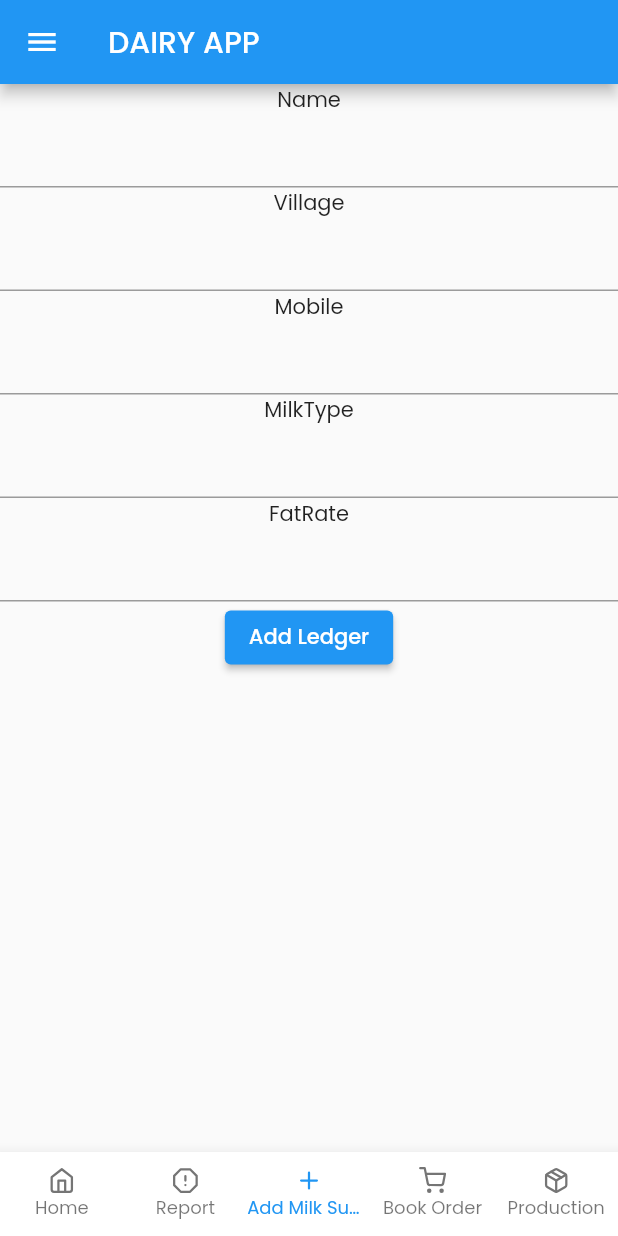
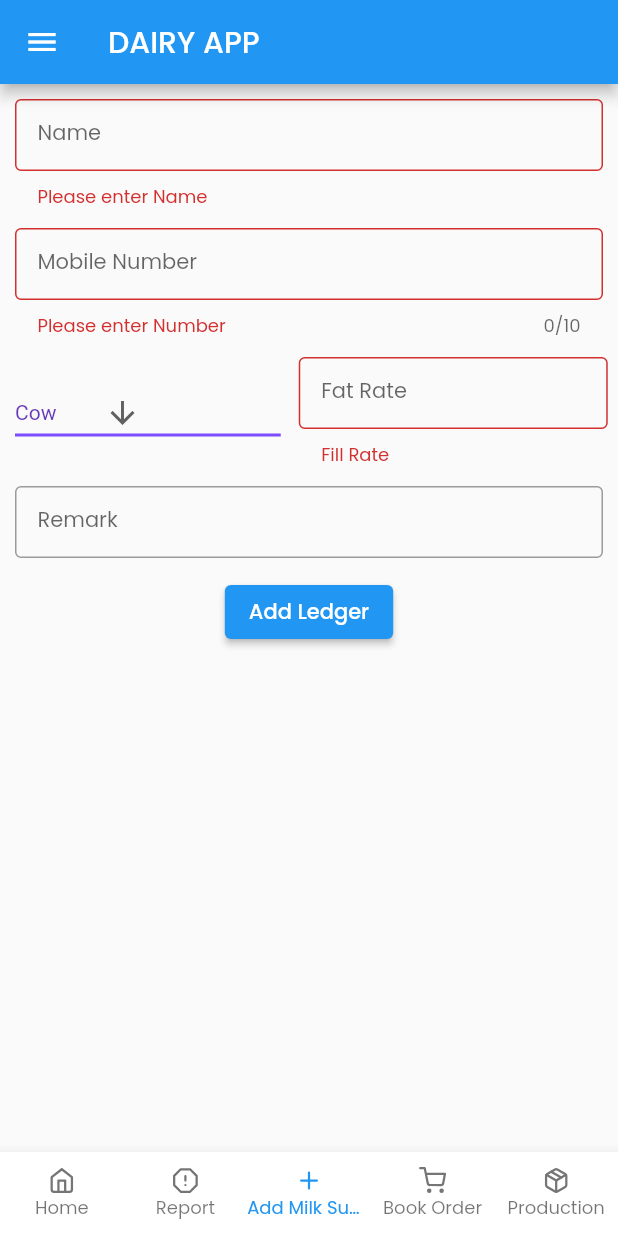
Before and after one commit to codewithdhruv22/Bl-Dairy-App-New, a Flutter app: the screen it shows after launch, item 3 of the bottom bar chosen, after a tap on "Add Ledger", on a phone screen of 412 x 824 dp. Run offline on Flutter 3.47's test engine with Material 2 defaults, Android fonts, the phone set to English and light mode, and no system bars; our stand-ins replace carousel_slider, cloud_firestore, firebase_core, flutter_feather_icons, flutter_riverpod, google_fonts and 3 more; missing offline and left inert: textfield_search; accounts and stored records are empty; network calls fail.

Commit message:
add milk supplier ui done

```diff
--- a/lib/view/screens/AddMilkSupplier.dart
+++ b/lib/view/screens/AddMilkSupplier.dart
@@ -1,7 +1,6 @@
 import 'package:bl_dairy_app/controller/milkSupplierController.dart';
 import 'package:bl_dairy_app/model/ledgerModel.dart';
 import 'package:flutter/material.dart';
-
 
 class AddMilkSupplierScreen extends StatefulWidget {
   const AddMilkSupplierScreen({Key? key}) : super(key: key);
@@ -10,27 +9,158 @@ class AddMilkSupplierScreen extends StatefulWidget {
   State<AddMilkSupplierScreen> createState() => _AddMilkSupplierScreenState();
 }
 
+// variable added by ashvin
+final _formKey = GlobalKey<FormState>();
+const List<String> list = <String>['Cow', 'Buffalow'];
+String dropdownValue = list.first;
+
 class _AddMilkSupplierScreenState extends State<AddMilkSupplierScreen> {
   @override
   Widget build(BuildContext context) {
     return Scaffold(
-      body: Column(
-        children: [
-          Text("Name"),
-          TextField(),
-          Text("Village"),
-          TextField(),
-          Text("Mobile"),
-          TextField(),
-          Text("MilkType"),
-          TextField(),
-          Text("FatRate"),
-          TextField(),
-
-          ElevatedButton(onPressed: (){
-            milkSupplierController.addNewMilkSupplier(MilkSupplierModel(FatRate: "2.5", MilkType: "Cow", Mobile: "9999888", Name: "DEMO NAME", Village: "DEMO VILLAGE"));
-          }, child: Text("Add Ledger"))
-        ],
+      body: Padding(
+        padding: const EdgeInsets.all(10.0),
+        child: Form(
+          key: _formKey,
+          child: Column(
+            children: [
+              TextFormField(
+                validator: (value) {
+                  if (value == null || value.isEmpty) {
+                    return 'Please enter Name';
+                  }
+                  return null;
+                },
+                decoration: const InputDecoration(
+                  contentPadding:
+                      EdgeInsets.symmetric(vertical: 0, horizontal: 15),
+                  labelStyle: TextStyle(fontSize: 14),
+                  labelText: 'Name',
+                  border: OutlineInputBorder(),
+                ),
+                // controller: fullNameController,
+              ),
+              const SizedBox(
+                height: 12,
+              ),
+              TextFormField(
+                validator: (value) {
+                  if (value == null || value.isEmpty) {
+                    return 'Please enter Number';
+                  }
+                  return null;
+                },
+                maxLength: 10,
+                keyboardType: TextInputType.number,
+                decoration: const InputDecoration(
+                  contentPadding:
+                      EdgeInsets.symmetric(vertical: 0, horizontal: 15),
+                  labelStyle: TextStyle(fontSize: 14),
+                  labelText: 'Mobile Number',
+                  helperText: 'Without Country Code',
+                  border: OutlineInputBorder(),
+                ),
+                // controller: mobileNumberController,
+              ),
+              const SizedBox(
+                height: 12,
+              ),
+              Row(
+                children: [
+                  SizedBox(
+                    width: MediaQuery.of(context).size.width * 0.43,
+                    child: DropdownButton<String>(
+                      hint: const Text('Milk Type'),
+                      items: list.map<DropdownMenuItem<String>>((String value) {
+                        return DropdownMenuItem<String>(
+                          value: value,
+                          child: Text(value),
+                        );
+                      }).toList(),
+                      value: dropdownValue,
+                      icon: const Icon(Icons.arrow_downward),
+                      elevation: 16,
+                      style: const TextStyle(color: Colors.deepPurple),
+                      underline: Container(
+                        height: 2,
+                        color: Colors.deepPurpleAccent,
+                      ),
+                      onChanged: (String? value) {
+                        // This is called when the user selects an item.
+                        setState(() {
+                          dropdownValue = value!;
+                        });
+                      },
+                      // decoration: const InputDecoration(
+                      //   contentPadding:
+                      //       EdgeInsets.symmetric(vertical: 0, horizontal: 15),
+                      //   labelStyle: TextStyle(fontSize: 14),
+                      //   labelText: 'Milk Type',
+                      //   border: OutlineInputBorder(),
+                      // ),
+                      // controller: advancePaymentController,
+                    ),
+                  ),
+                  const SizedBox(
+                    width: 12,
+                  ),
+                  SizedBox(
+                    width: MediaQuery.of(context).size.width * 0.5,
+                    child: TextFormField(
+                      validator: (value) {
+                        if (value == null || value.isEmpty) {
+                          return 'Fill Rate';
+                        }
+                        return null;
+                      },
+                      decoration: const InputDecoration(
+                        contentPadding:
+                            EdgeInsets.symmetric(vertical: 0, horizontal: 15),
+                        labelStyle: TextStyle(fontSize: 14),
+                        labelText: 'Fat Rate',
+                        border: OutlineInputBorder(),
+                      ),
+                      // controller: advancePaymentController,
+                    ),
+                  ),
+                ],
+              ),
+              const SizedBox(
+                height: 12,
+              ),
+              TextFormField(
+                decoration: const InputDecoration(
+                  contentPadding:
+                      EdgeInsets.symmetric(vertical: 0, horizontal: 15),
+                  labelStyle: TextStyle(fontSize: 14),
+                  labelText: 'Remark',
+                  border: OutlineInputBorder(),
+                ),
+                // controller: remarkController,
+              ),
+              const SizedBox(
+                height: 12,
+              ),
+              ElevatedButton(
+                  onPressed: () {
+                    if (_formKey.currentState!.validate()) {
+                      // If the form is valid, display a snackbar. In the real world,
+                      // you'd often call a server or save the information in a database.
+                      ScaffoldMessenger.of(context).showSnackBar(
+                        const SnackBar(content: Text('Supplier Added')),
+                      );
+                    }
+                    milkSupplierController.addNewMilkSupplier(MilkSupplierModel(
+                        FatRate: "2.5",
+                        MilkType: "Cow",
+                        Mobile: "9999888",
+                        Name: "DEMO NAME",
+                        Village: "DEMO VILLAGE"));
+                  },
+                  child: const Text("Add Ledger"))
+            ],
+          ),
+        ),
       ),
     );
   }
--- a/lib/view/screens/book_order.dart
+++ b/lib/view/screens/book_order.dart
@@ -441,18 +441,18 @@ class _BookOrderScreenState extends ConsumerState<BookOrderScreen> {
                                                               OrderName:
                                                                   bProductNameController
                                                                       .text));
-                                                          databaseOrderItem
-                                                              .add(
-
-
-                                                              OrderItem(itemRate: int.parse(
+                                                          databaseOrderItem.add(OrderItem(
+                                                              itemRate: int.parse(
                                                                   bRateController
-                                                                      .text), itemQty: int.parse(
+                                                                      .text),
+                                                              itemQty: int.parse(
                                                                   bQuantityController
-                                                                      .text), itemName:  bProductNameController
-                                                                  .text, itemAmnt: amount));
-
-
+                                                                      .text),
+                                                              itemName:
+                                                                  bProductNameController
+                                                                      .text,
+                                                              itemAmnt:
+                                                                  amount));
                                                         });
 
                                                         bProductNameController
@@ -597,7 +597,7 @@ class _BookOrderScreenState extends ConsumerState<BookOrderScreen> {
                               // you'd often call a server or save the information in a database.
                               ScaffoldMessenger.of(context).showSnackBar(
                                 const SnackBar(
-                                    content: Text('Processing Data')),
+                                    content: Text('Order Placed Successfully')),
                               );
                             }
                             BookOrderController.addOrder(Order(
@@ -619,10 +619,6 @@ class _BookOrderScreenState extends ConsumerState<BookOrderScreen> {
                             bRateController.clear();
                             bAmountController.clear();
                             OrderItemLocal.clear();
-                            ScaffoldMessenger.of(context).showSnackBar(
-                                const SnackBar(
-                                    content:
-                                        Text('Order Placed Successfully')));
                           },
                           child: const Text("Book Order"),
                         ),
--- a/lib/view/screens/dashboard.dart
+++ b/lib/view/screens/dashboard.dart
@@ -68,7 +68,7 @@ class _Dashboard_ScrenState extends State<Dashboard_Scren> {
                     crossAxisAlignment: CrossAxisAlignment.start,
                     children: [
                       const SizedBox(
-                        height: 60,
+                        height: 20,
                       ),
                       // container for Dashboard Title
                       Container(
```
